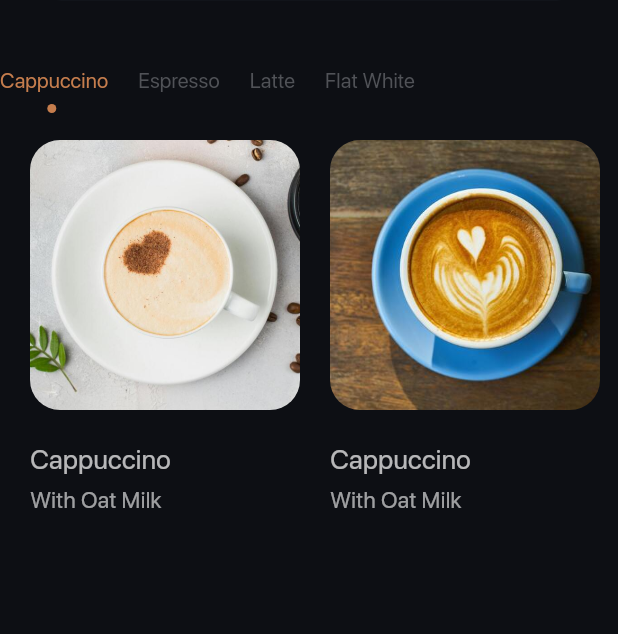
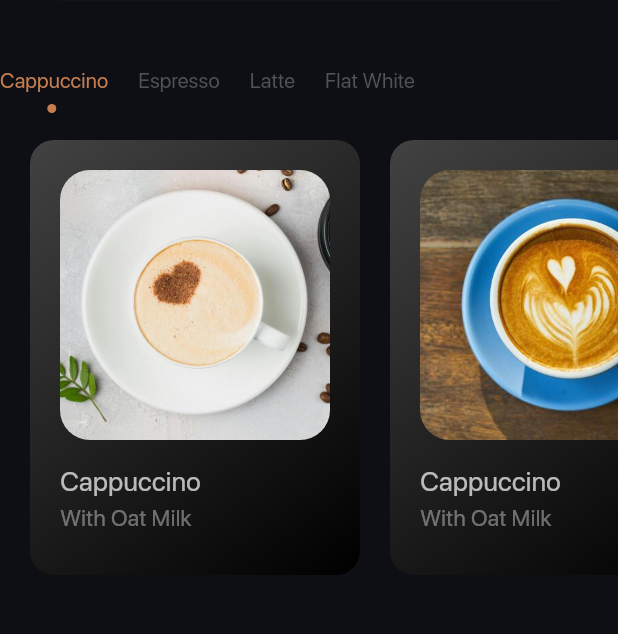
Before and after one commit to AlexEduV/coffee_app_flutter, a Flutter app: the screen it shows after launch, on a phone screen of 412 x 824 dp, the part 397-1031 px from its top. Run offline on Flutter 3.47's test engine with Material 3 defaults, Android fonts, the phone set to English and light mode, and no system bars; our stand-ins replace gap.

Commit message:
reworked horizontal scroll item;

```diff
--- a/lib/pages/home_page.dart
+++ b/lib/pages/home_page.dart
@@ -109,7 +109,7 @@ class _MyHomePageState extends State<MyHomePage> {
 
           //horizontal list view
           SizedBox(
-            height: 300,
+            height: 320,
             width: double.maxFinite,
             child: getTabPageByIndex(selectedTabPageIndex),
           ),
@@ -127,7 +127,7 @@ class _MyHomePageState extends State<MyHomePage> {
   Widget getTabPageByIndex(int index) {
 
     if (index == 0) {
-      return ListView.builder(
+      return ListView.separated(
         itemCount: 2,
         scrollDirection: Axis.horizontal,
         padding: const EdgeInsets.only(left: 20.0, top: 15.0, bottom: 15.0,),
@@ -142,6 +142,9 @@ class _MyHomePageState extends State<MyHomePage> {
               stars: '4.5',
             ),
           );
+        },
+        separatorBuilder: (context, index) {
+          return const Gap(20.0);
         },
       );
     }
--- a/lib/widgets/carousel_item.dart
+++ b/lib/widgets/carousel_item.dart
@@ -22,7 +22,20 @@ class CarouselItem extends StatelessWidget {
   @override
   Widget build(BuildContext context) {
 
-    return Column(
+    return Container(
+      decoration: BoxDecoration(
+        borderRadius: BorderRadius.circular(16.0),
+        gradient: LinearGradient(
+          begin: Alignment.topLeft,
+          end: Alignment.bottomRight,
+          colors: [
+            Colors.grey[800]!,
+            Colors.black,
+          ]
+        )
+      ),
+      padding: const EdgeInsets.all(20.0),
+      child: Column(
         crossAxisAlignment: CrossAxisAlignment.start,
         children: [
 
@@ -30,7 +43,6 @@ class CarouselItem extends StatelessWidget {
           Container(
             height: 180,
             width: 180,
-          margin: const EdgeInsets.only(right: 20.0,),
             decoration: BoxDecoration(
               borderRadius: BorderRadius.circular(20),
               image: DecorationImage(
@@ -40,7 +52,7 @@ class CarouselItem extends StatelessWidget {
             ),
           ),
 
-        const Gap(20.0),
+          const Gap(15.0),
 
           //info column
           Text(
@@ -51,18 +63,17 @@ class CarouselItem extends StatelessWidget {
             ),
           ),
 
-        const Gap(3.0),
-
           //subName
           Text(
             subName,
             style: const TextStyle(
               fontSize: 15,
-            color: Colors.white60,
+              color: Colors.white38,
             ),
           )
 
         ],
+      ),
     );
   }
 }
```
Lines whose indentation alone changed are shown as unchanged.
